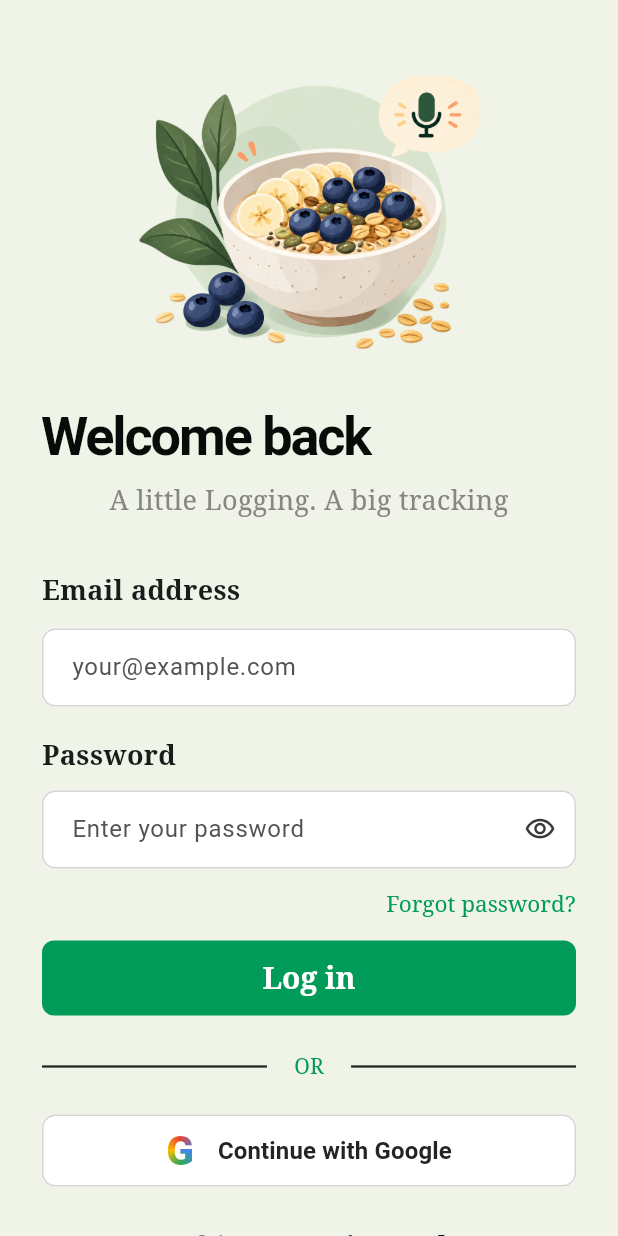
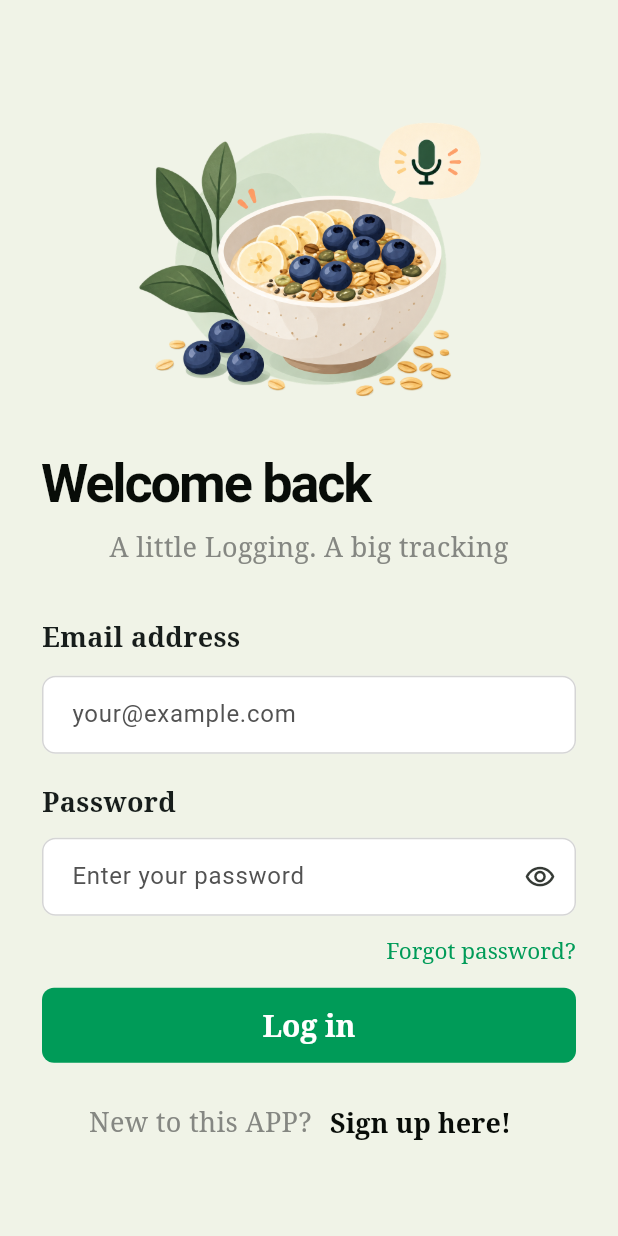
Before and after one commit to Abelxucc/conversation-food-and-activity-tracker, a Flutter app: the screen it shows after launch, on a phone screen of 412 x 824 dp. Run offline on Flutter 3.47's test engine with Material 3 defaults, Android fonts, the phone set to English and light mode, and no system bars.

Commit message:
delete google login

```diff
--- a/frontend/lib/LoginPage.dart
+++ b/frontend/lib/LoginPage.dart
@@ -187,62 +187,6 @@ class _LoginPageState extends State<LoginPage> {
                         ),
                         child: const Text('Log in'),
                       ),
-                      const SizedBox(height: 24),
-                      Row(
-                        children: [
-                          const Expanded(
-                            child: Divider(
-                              color: Color(0xFF202520),
-                              thickness: 1.5,
-                            ),
-                          ),
-                          Padding(
-                            padding: const EdgeInsets.symmetric(horizontal: 18),
-                            child: Text(
-                              'OR',
-                              style: _serif.copyWith(
-                                color: _green,
-                                fontSize: 14,
-                              ),
-                            ),
-                          ),
-                          const Expanded(
-                            child: Divider(
-                              color: Color(0xFF202520),
-                              thickness: 1.5,
-                            ),
-                          ),
-                        ],
-                      ),
-                      const SizedBox(height: 22),
-                      OutlinedButton(
-                        onPressed: () => _comingSoon('Google sign in'),
-                        style: OutlinedButton.styleFrom(
-                          backgroundColor: Colors.white,
-                          foregroundColor: const Color(0xFF222522),
-                          minimumSize: const Size.fromHeight(48),
-                          side: const BorderSide(color: Color(0xFFD5D5D5)),
-                          shape: RoundedRectangleBorder(
-                            borderRadius: BorderRadius.circular(9),
-                          ),
-                        ),
-                        child: const Row(
-                          mainAxisAlignment: MainAxisAlignment.center,
-                          children: [
-                            _GoogleMark(),
-                            SizedBox(width: 16),
-                            Flexible(
-                              child: Text(
-                                'Continue with Google',
-                                style: TextStyle(
-                                  fontSize: 16,
-                                  fontWeight: FontWeight.w600,
-                                ),
-                              ),
-                            ),
-                          ],
-                        ),
-                      ),
                       const SizedBox(height: 16),
                       Wrap(
                         alignment: WrapAlignment.center,
@@ -282,34 +226,3 @@ class _LoginPageState extends State<LoginPage> {
     );
   }
 }
-
-class _GoogleMark extends StatelessWidget {
-  const _GoogleMark();
-
-  @override
-  Widget build(BuildContext context) {
-    return ExcludeSemantics(
-      child: ShaderMask(
-        blendMode: BlendMode.srcIn,
-        shaderCallback: (bounds) => const SweepGradient(
-          colors: [
-            Color(0xFF4285F4),
-            Color(0xFF34A853),
-            Color(0xFFFBBC05),
-            Color(0xFFEA4335),
-            Color(0xFF4285F4),
-          ],
-          stops: [0, 0.25, 0.5, 0.75, 1],
-        ).createShader(bounds),
-        child: const Text(
-          'G',
-          style: TextStyle(
-            fontSize: 27,
-            fontWeight: FontWeight.w800,
-            height: 1,
-          ),
-        ),
-      ),
-    );
-  }
-}
```
